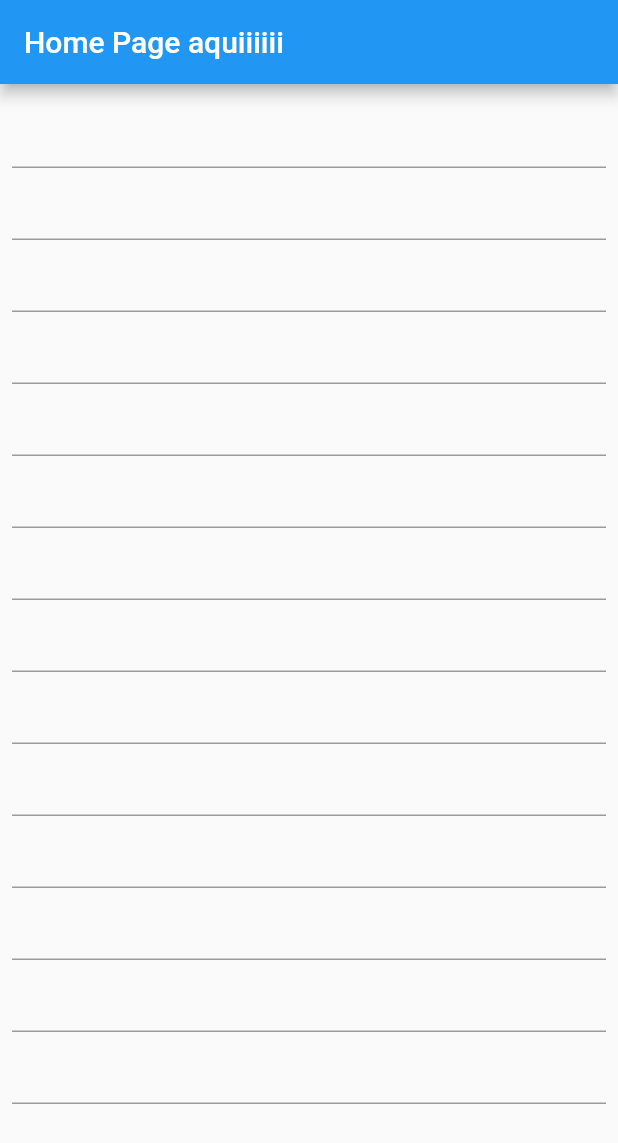
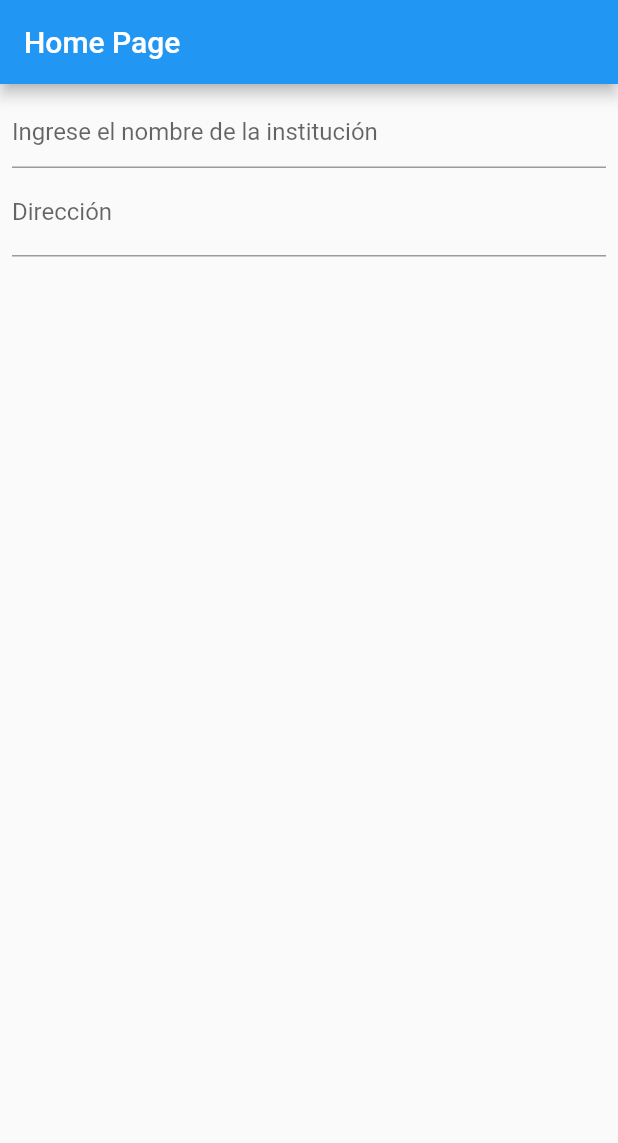
Before and after one commit to fr4nsgallegos/recetasapp, a Flutter app: the screen it shows after launch, on a phone screen of 412 x 824 dp. Shown: the top 1143 px of the screen. Run offline on Flutter 3.47's test engine with Material 2 defaults, Android fonts, the phone set to English and light mode, and no system bars.

Commit message:
first properties textfield

```diff
--- a/lib/pages/home_page.dart
+++ b/lib/pages/home_page.dart
@@ -6,32 +6,31 @@ class HomePage extends StatefulWidget {
 }
 
 class _HomePageState extends State<HomePage> {
+  int notas = 0;
   @override
   Widget build(BuildContext context) {
     return SafeArea(
       child: Scaffold(
         appBar: AppBar(
-          title: Text("Home Page aquiiiiii"),
+          title: Text("Home Page"),
         ),
         body: Padding(
           padding: EdgeInsets.all(8),
           child: SingleChildScrollView(
             child: Column(
               children: [
-                TextField(),
-                TextField(),
-                TextField(),
-                TextField(),
-                TextField(),
-                TextField(),
-                TextField(),
-                TextField(),
-                TextField(),
-                TextField(),
-                TextField(),
-                TextField(),
-                TextField(),
-                TextField(),
+                TextField(
+                  decoration: InputDecoration(
+                    hintText: "Ingrese el nombre de la institución",
+                    // label: Text("Nombre"),
+                  ),
+                ),
+                TextField(
+                  decoration: InputDecoration(
+                    hintText: "Ingrese la dirección de la institución",
+                    label: Text("Dirección"),
+                  ),
+                ),
               ],
             ),
           ),
```
